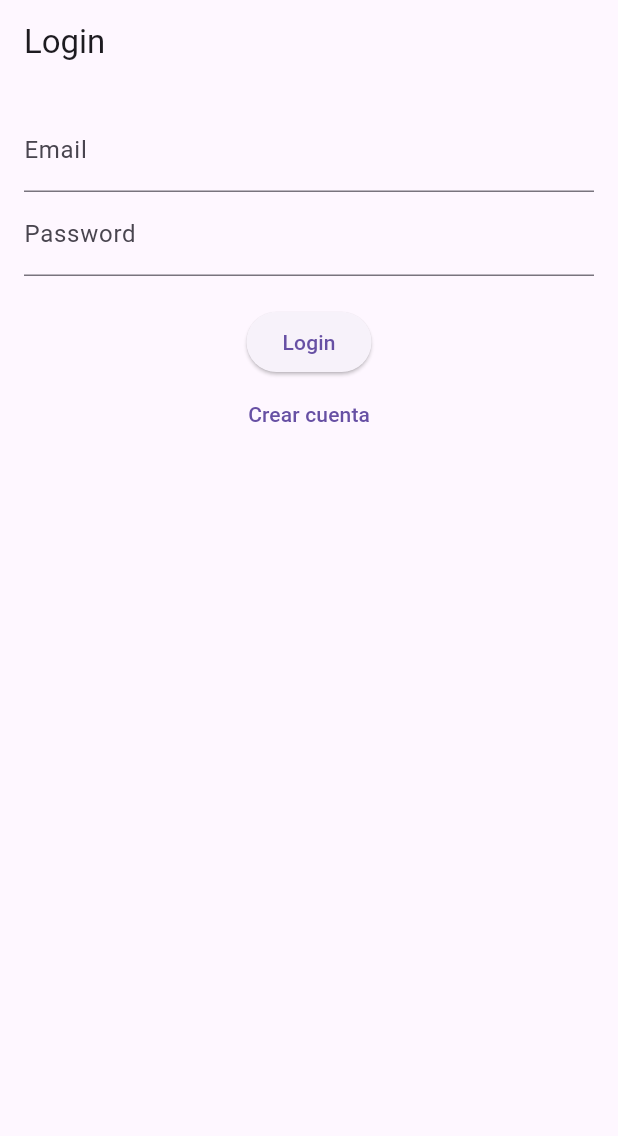
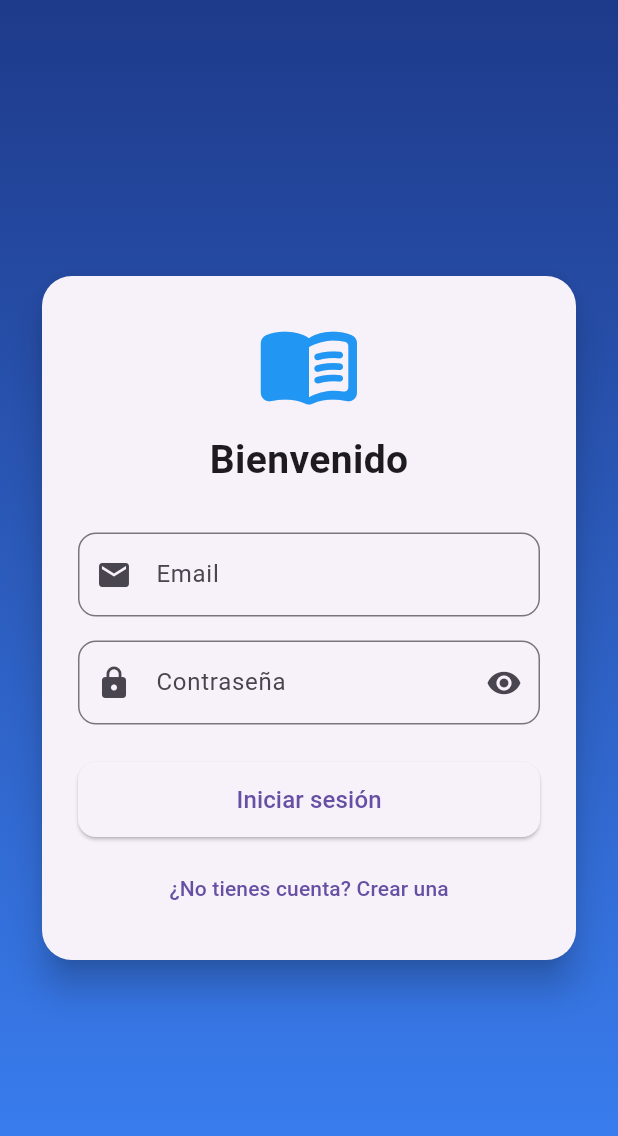
Before and after one commit to schmaika/libreria_app, a Flutter app: the screen it shows after launch, on a phone screen of 412 x 824 dp. Shown: the top 1136 px of the screen. Run offline on Flutter 3.47's test engine with Material 3 defaults, Android fonts, the phone set to English and light mode, and no system bars; our stand-ins replace cloud_firestore, firebase_auth, firebase_core; accounts and stored records are empty.

Commit message:
fix 'withOpacity deprecated' warning and improve auth screen UI

```diff
--- a/lib/screens/auth_screen.dart
+++ b/lib/screens/auth_screen.dart
@@ -15,8 +15,14 @@ class _AuthScreenState extends State<AuthScreen> {
   final auth = FirebaseAuth.instance;
 
   bool isLogin = true;
+  bool isLoading = false;
+  bool obscurePassword = true;
 
   Future<void> submit() async {
+    FocusScope.of(context).unfocus();
+
+    setState(() => isLoading = true);
+
     try {
       if (isLogin) {
         await auth.signInWithEmailAndPassword(
@@ -29,52 +35,155 @@ class _AuthScreenState extends State<AuthScreen> {
           password: passwordController.text.trim(),
         );
       }
-
+      if (!mounted) return;
       ScaffoldMessenger.of(context).showSnackBar(
-        const SnackBar(content: Text('✅ Éxito')),
+        const SnackBar(content: Text('✅ Bienvenido')),
       );
     } catch (e) {
       ScaffoldMessenger.of(context).showSnackBar(
         SnackBar(content: Text('❌ Error: $e')),
       );
     }
+
+    setState(() => isLoading = false);
   }
 
   @override
   Widget build(BuildContext context) {
-    return Scaffold(
-      appBar: AppBar(
-        title: Text(isLogin ? 'Login' : 'Registro'),
+    return GestureDetector(
+      onTap: () => FocusScope.of(context).unfocus(),
+      child: Scaffold(
+        body: Container(
+          decoration: const BoxDecoration(
+            gradient: LinearGradient(
+              colors: [
+                Color(0xFF1E3A8A),
+                Color(0xFF3B82F6),
+              ],
+              begin: Alignment.topCenter,
+              end: Alignment.bottomCenter,
             ),
-      body: Padding(
-        padding: const EdgeInsets.all(16),
+          ),
+          child: Center(
+            child: SingleChildScrollView(
+              padding: const EdgeInsets.all(24),
+              child: Card(
+                elevation: 10,
+                shape: RoundedRectangleBorder(
+                  borderRadius: BorderRadius.circular(20),
+                ),
+                child: Padding(
+                  padding: const EdgeInsets.all(24),
                   child: Column(
+                    mainAxisSize: MainAxisSize.min,
                     children: [
+                      /// ICONO
+                      const Icon(
+                        Icons.menu_book_rounded,
+                        size: 70,
+                        color: Colors.blue,
+                      ),
+
+                      const SizedBox(height: 10),
+
+                      /// TITULO
+                      Text(
+                        isLogin ? "Bienvenido" : "Crear cuenta",
+                        style: const TextStyle(
+                          fontSize: 26,
+                          fontWeight: FontWeight.bold,
+                        ),
+                      ),
+
+                      const SizedBox(height: 30),
+
+                      /// EMAIL
                       TextField(
                         controller: emailController,
-              decoration: const InputDecoration(labelText: 'Email'),
+                        keyboardType: TextInputType.emailAddress,
+                        decoration: InputDecoration(
+                          labelText: "Email",
+                          prefixIcon: const Icon(Icons.email),
+                          border: OutlineInputBorder(
+                            borderRadius: BorderRadius.circular(12),
                           ),
+                        ),
+                      ),
+
+                      const SizedBox(height: 16),
+
+                      /// PASSWORD
                       TextField(
                         controller: passwordController,
-              decoration: const InputDecoration(labelText: 'Password'),
-              obscureText: true,
+                        obscureText: obscurePassword,
+                        decoration: InputDecoration(
+                          labelText: "Contraseña",
+                          prefixIcon: const Icon(Icons.lock),
+                          suffixIcon: IconButton(
+                            icon: Icon(
+                              obscurePassword
+                                  ? Icons.visibility
+                                  : Icons.visibility_off,
                             ),
-            const SizedBox(height: 20),
-            ElevatedButton(
-              onPressed: submit,
-              child: Text(isLogin ? 'Login' : 'Registrarse'),
+                            onPressed: () {
+                              setState(() {
+                                obscurePassword = !obscurePassword;
+                              });
+                            },
                           ),
+                          border: OutlineInputBorder(
+                            borderRadius: BorderRadius.circular(12),
+                          ),
+                        ),
+                      ),
+
+                      const SizedBox(height: 25),
+
+                      /// BOTON LOGIN
+                      SizedBox(
+                        width: double.infinity,
+                        height: 50,
+                        child: ElevatedButton(
+                          onPressed: isLoading ? null : submit,
+                          style: ElevatedButton.styleFrom(
+                            shape: RoundedRectangleBorder(
+                              borderRadius: BorderRadius.circular(12),
+                            ),
+                          ),
+                          child: isLoading
+                              ? const CircularProgressIndicator(
+                                  color: Colors.white,
+                                )
+                              : Text(
+                                  isLogin
+                                      ? "Iniciar sesión"
+                                      : "Registrarse",
+                                  style: const TextStyle(fontSize: 16),
+                                ),
+                        ),
+                      ),
+
+                      const SizedBox(height: 10),
+
+                      /// CAMBIAR MODO
                       TextButton(
                         onPressed: () {
                           setState(() {
                             isLogin = !isLogin;
                           });
                         },
-              child: Text(isLogin
-                  ? 'Crear cuenta'
-                  : 'Ya tengo cuenta'),
+                        child: Text(
+                          isLogin
+                              ? "¿No tienes cuenta? Crear una"
+                              : "Ya tengo cuenta",
+                        ),
                       ),
                     ],
+                  ),
+                ),
+              ),
+            ),
+          ),
         ),
       ),
     );
--- a/lib/screens/home_screen.dart
+++ b/lib/screens/home_screen.dart
@@ -5,7 +5,7 @@ import 'package:cloud_firestore/cloud_firestore.dart';
 import 'book_detail_screen.dart';
 
 class HomeScreen extends StatelessWidget {
-  HomeScreen({super.key});
+  const HomeScreen({super.key});
 
   @override
   Widget build(BuildContext context) {
@@ -73,7 +73,7 @@ class HomeScreen extends StatelessWidget {
                     borderRadius: BorderRadius.circular(12),
                     boxShadow: [
                       BoxShadow(
-                        color: Colors.black.withOpacity(0.1),
+                        color: Colors.black.withValues(alpha:0.1),
                         blurRadius: 6,
                         offset: const Offset(0, 3),
                       ),
```
Lines whose indentation alone changed are shown as unchanged.
